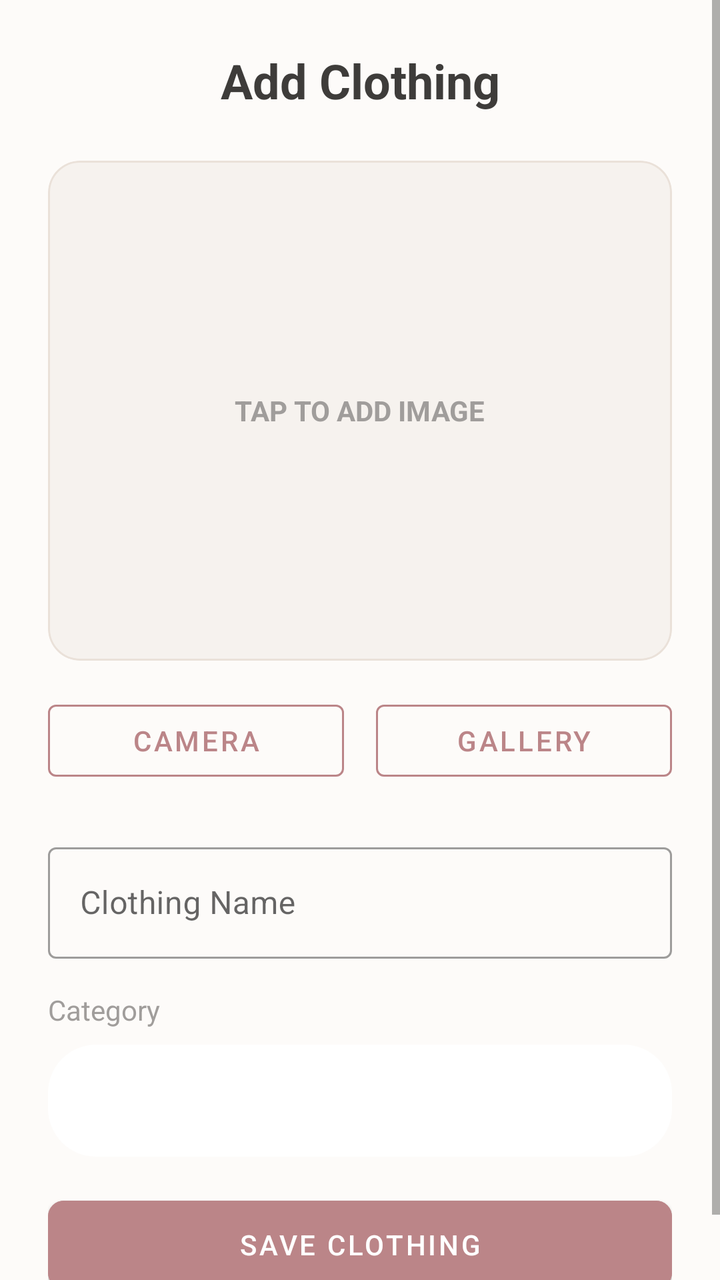
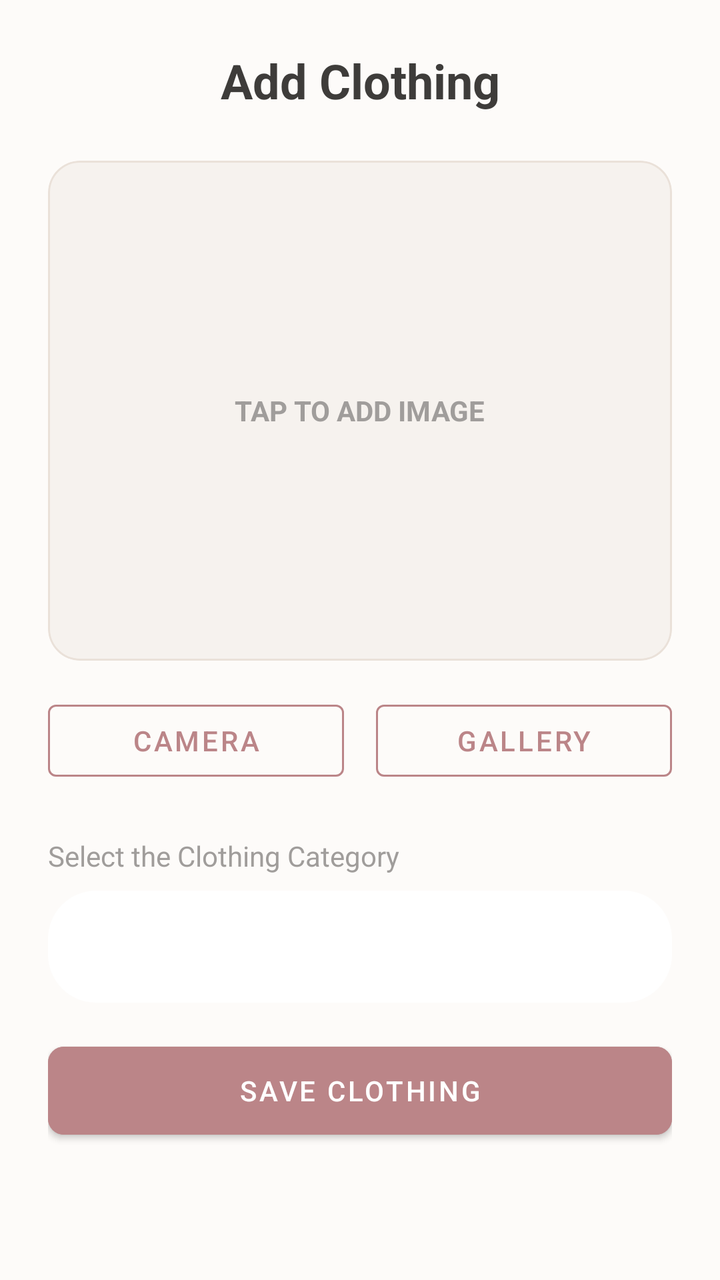

Screens rendered from an Android XML layout before and after an edit, with the pre-edit source and the edit as a unified diff.
<!-- AndroidManifest.xml: application theme Theme.OutfitStudio -->
<!-- res/layout/activity_add_clothing.xml -->
<?xml version="1.0" encoding="utf-8"?>
<ScrollView xmlns:android="http://schemas.android.com/apk/res/android"
    xmlns:app="http://schemas.android.com/apk/res-auto"
    android:layout_width="match_parent"
    android:layout_height="match_parent"
    android:background="@color/background">

    <LinearLayout
        android:layout_width="match_parent"
        android:layout_height="wrap_content"
        android:orientation="vertical"
        android:padding="24dp">

        <TextView
            android:layout_width="match_parent"
            android:layout_height="wrap_content"
            android:text="Add Clothing"
            android:textSize="24sp"
            android:textStyle="bold"
            android:textColor="@color/on_background"
            android:textAlignment="center"
            android:layout_marginBottom="24dp"/>

        <com.google.android.material.card.MaterialCardView
            android:layout_width="match_parent"
            android:layout_height="250dp"
            app:cardCornerRadius="16dp"
            app:cardElevation="0dp"
            app:strokeColor="@color/card_border"
            app:strokeWidth="1dp"
            android:layout_marginBottom="16dp">

            <ImageView
                android:id="@+id/ivClothingPreview"
                android:layout_width="match_parent"
                android:layout_height="match_parent"
                android:scaleType="centerCrop"
                android:background="@color/secondary_variant" />

            <LinearLayout
                android:id="@+id/llImagePlaceholder"
                android:layout_width="match_parent"
                android:layout_height="match_parent"
                android:orientation="vertical"
                android:gravity="center"
                android:background="#33FFFFFF">
                
                <TextView
                    android:layout_width="wrap_content"
                    android:layout_height="wrap_content"
                    android:text="TAP TO ADD IMAGE"
                    android:textColor="@color/text_hint"
                    android:textStyle="bold"/>
            </LinearLayout>
        </com.google.android.material.card.MaterialCardView>

        <LinearLayout
            android:layout_width="match_parent"
            android:layout_height="wrap_content"
            android:orientation="horizontal"
            android:layout_marginBottom="24dp">
            
            <Button
                android:id="@+id/btnCamera"
                android:layout_width="0dp"
                android:layout_height="wrap_content"
                android:layout_weight="1"
                android:text="Camera"
                android:textColor="@color/primary"
                style="@style/Widget.MaterialComponents.Button.OutlinedButton"
                app:strokeColor="@color/primary"
                android:layout_marginEnd="8dp"/>
                
            <Button
                android:id="@+id/btnGallery"
                android:layout_width="0dp"
                android:layout_height="wrap_content"
                android:layout_weight="1"
                android:text="Gallery"
                android:textColor="@color/primary"
                style="@style/Widget.MaterialComponents.Button.OutlinedButton"
                app:strokeColor="@color/primary"
                android:layout_marginStart="8dp"/>
        </LinearLayout>

        <com.google.android.material.textfield.TextInputLayout
            android:layout_width="match_parent"
            android:layout_height="wrap_content"
            android:hint="Clothing Name"
            style="@style/Widget.MaterialComponents.TextInputLayout.OutlinedBox"
            android:layout_marginBottom="16dp">

            <com.google.android.material.textfield.TextInputEditText
                android:id="@+id/etName"
                android:layout_width="match_parent"
                android:layout_height="wrap_content"
                android:inputType="textCapWords" />
        </com.google.android.material.textfield.TextInputLayout>

        <TextView
            android:layout_width="match_parent"
            android:layout_height="wrap_content"
            android:text="Category"
            android:textColor="@color/text_hint"
            android:textSize="14sp"
            android:layout_marginBottom="8dp"/>
            
        <Spinner
            android:id="@+id/spinnerCategory"
            android:layout_width="match_parent"
            android:layout_height="56dp"
            android:background="@drawable/bg_button_rounded"
            android:backgroundTint="@color/surface"
            android:layout_marginBottom="16dp"/>



        <Button
            android:id="@+id/btnSave"
            android:layout_width="match_parent"
            android:layout_height="56dp"
            android:text="Save Clothing"
            android:textColor="@color/on_primary"
            android:backgroundTint="@color/primary"
            app:cornerRadius="8dp" />
            
        <ProgressBar
            android:id="@+id/progressBar"
            android:layout_width="match_parent"
            android:layout_height="wrap_content"
            android:visibility="gone"
            android:layout_marginTop="16dp"/>

    </LinearLayout>
</ScrollView>
<!-- resources referenced by this layout -->
<resources>
  <color name="background">#FDFBF9</color>
  <color name="card_border">#EAE1D9</color>
  <color name="on_background">#3E3C3A</color>
  <color name="on_primary">#FFFFFF</color>
  <color name="primary">#BB8588</color>
  <color name="secondary_variant">#F4EFEA</color>
  <color name="surface">#FFFFFF</color>
  <color name="text_hint">#A09D9B</color>
  <!-- drawable bg_button_rounded (drawable) -->
  <?xml version="1.0" encoding="utf-8"?>
  <shape xmlns:android="http://schemas.android.com/apk/res/android"
      android:shape="rectangle">
      <solid android:color="@color/primary"/>
      <corners android:radius="24dp"/>
  </shape>
  <style name="Theme.OutfitStudio" parent="Theme.MaterialComponents.Light.NoActionBar">
          <item name="android:textColor">@color/on_background</item>
          <item name="android:textColorHint">@color/text_hint</item>
          
          <item name="colorPrimary">@color/primary</item>
          <item name="colorPrimaryVariant">@color/primary_variant</item>
          <item name="colorOnPrimary">@color/on_primary</item>
          
          <item name="colorSecondary">@color/primary</item>
          <item name="colorSecondaryVariant">@color/primary_variant</item>
          <item name="colorOnSecondary">@color/on_primary</item>
          
          <item name="android:colorBackground">@color/background</item>
          <item name="colorSurface">@color/surface</item>
          
          <item name="android:statusBarColor">@color/background</item>
          <item name="android:windowLightStatusBar">true</item>
      </style>
  <color name="primary_variant">#BB8588</color>
</resources>

<!-- the commit's change to res/layout/activity_add_clothing.xml (unified diff, before → after) -->
@@ -83,24 +83,11 @@
                 android:layout_marginStart="8dp"/>
         </LinearLayout>
 
-        <com.google.android.material.textfield.TextInputLayout
-            android:layout_width="match_parent"
-            android:layout_height="wrap_content"
-            android:hint="Clothing Name"
-            style="@style/Widget.MaterialComponents.TextInputLayout.OutlinedBox"
-            android:layout_marginBottom="16dp">
-
-            <com.google.android.material.textfield.TextInputEditText
-                android:id="@+id/etName"
-                android:layout_width="match_parent"
-                android:layout_height="wrap_content"
-                android:inputType="textCapWords" />
-        </com.google.android.material.textfield.TextInputLayout>
 
         <TextView
             android:layout_width="match_parent"
             android:layout_height="wrap_content"
-            android:text="Category"
+            android:text="Select the Clothing Category"
             android:textColor="@color/text_hint"
             android:textSize="14sp"
             android:layout_marginBottom="8dp"/>
